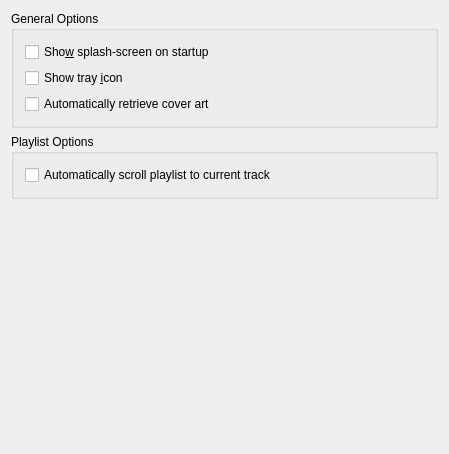
First picture: the form in src/configdialog/dialogs/GeneralConfig.ui, repository netrunner-debian-kde-extras/amarok, before the edit.
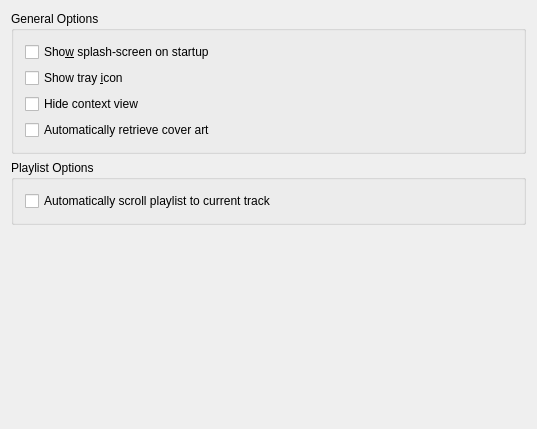
Second picture: the form after the edit.

```diff
--- a/src/configdialog/dialogs/GeneralConfig.ui
+++ b/src/configdialog/dialogs/GeneralConfig.ui
@@ -1,12 +1,12 @@
 <ui version="4.0" >
  <class>GeneralConfig</class>
- <widget class="QWidget" name="GeneralConfig" >
-  <property name="geometry" >
+ <widget class="QWidget" name="GeneralConfig">
+  <property name="geometry">
    <rect>
     <x>0</x>
     <y>0</y>
-    <width>449</width>
-    <height>454</height>
+    <width>537</width>
+    <height>429</height>
    </rect>
   </property>
   <layout class="QVBoxLayout" name="verticalLayout" >
@@ -15,10 +15,10 @@
      <property name="title" >
       <string>General Options</string>
      </property>
-     <layout class="QGridLayout" name="gridLayout" >
-      <item row="0" column="0" colspan="2" >
-       <widget class="QCheckBox" name="kcfg_ShowSplashscreen" >
-        <property name="toolTip" >
+     <layout class="QGridLayout" name="gridLayout">
+      <item row="0" column="0">
+       <widget class="QCheckBox" name="kcfg_ShowSplashscreen">
+        <property name="toolTip">
          <string>Check to enable the splashscreen during Amarok startup.</string>
         </property>
         <property name="whatsThis" >
@@ -42,13 +42,26 @@
         </property>
        </widget>
       </item>
-      <item row="2" column="0" colspan="2" >
-       <widget class="QCheckBox" name="kcfg_AutoGetCoverArt" >
-        <property name="text" >
+      <item row="3" column="0">
+       <widget class="QCheckBox" name="kcfg_AutoGetCoverArt">
+        <property name="text">
          <string>Automatically retrieve cover art</string>
         </property>
        </widget>
       </item>
+      <item row="2" column="0">
+       <widget class="QCheckBox" name="kcfg_HideContextView">
+        <property name="toolTip">
+         <string>Check to hide the context view.</string>
+        </property>
+        <property name="whatsThis">
+         <string>Check to hide the context view.</string>
+        </property>
+        <property name="text">
+         <string>Hide context view</string>
+        </property>
+       </widget>
+      </item>
      </layout>
     </widget>
    </item>
@@ -76,9 +89,9 @@
      <property name="sizeType" >
       <enum>QSizePolicy::MinimumExpanding</enum>
      </property>
-     <property name="sizeHint" stdset="0" >
+     <property name="sizeHint" stdset="0">
       <size>
-       <width>20</width>
+       <width>17</width>
        <height>100</height>
       </size>
      </property>
@@ -86,14 +99,7 @@
    </item>
   </layout>
  </widget>
- <layoutdefault spacing="6" margin="11" />
- <customwidgets>
-  <customwidget>
-   <class>KComboBox</class>
-   <extends>QComboBox</extends>
-   <header>kcombobox.h</header>
-  </customwidget>
- </customwidgets>
+ <layoutdefault spacing="6" margin="11"/>
  <includes>
   <include location="local" >kcombobox.h</include>
   <include location="local" >klineedit.h</include>
```
Left out of the diff: 48 changed lines with no effect on the pictures.
